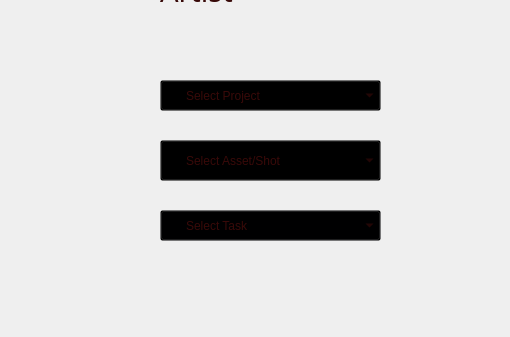
Qt form Python/Utilities/time_lord/ui/time_lord_clock.ui (SleepDeprivedVFX/t_sheets_listener) before a commit; both pictures show x 0 to 510 and y 470 to 807 of the 978 by 807 pixel window.
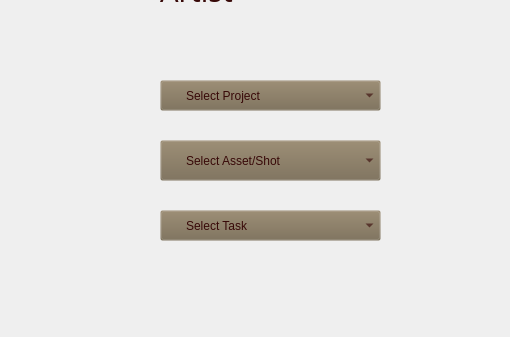
The same form after that commit. Icons and pictures are not drawn.

```diff
--- a/Python/Utilities/time_lord/ui/time_lord_clock.ui
+++ b/Python/Utilities/time_lord/ui/time_lord_clock.ui
@@ -56,7 +56,14 @@
 font: 16pt &quot;Calisto MT&quot;;
 color: rgb(56, 9, 8);
 background-repeat: none;
-background-color: rgba(0, 0, 0, 0);</string>
+background-color: rgba(118, 104, 79, 0);
+selection-background-color: rgba(118, 104, 79, 0);</string>
+    </property>
+    <property name="editable">
+     <bool>false</bool>
+    </property>
+    <property name="frame">
+     <bool>true</bool>
     </property>
     <item>
      <property name="text">
@@ -76,12 +83,13 @@
     <property name="styleSheet">
      <string notr="true">background-image: url(:/backgrounds/elements/entity_bg.png);
 background-repeat: none;
-background-color: rgba(0, 0, 0, 0);
+background-color: rgba(118, 104, 79, 0);
 padding-left: 25px;
 subcontrol-origin: padding;
 subcontrol-position: top right;
 font: 16pt &quot;Calisto MT&quot;;
-color: rgb(56, 9, 8);</string>
+color: rgb(56, 9, 8);
+selection-background-color: rgba(0, 0, 0, 0);</string>
     </property>
     <item>
      <property name="text">
@@ -101,12 +109,13 @@
     <property name="styleSheet">
      <string notr="true">background-image: url(:/backgrounds/elements/task_bg.png);
 background-repeat: none;
-background-color: rgba(0, 0, 1, 0);
+background-color: rgba(118, 104, 79, 0);
 padding-left: 25px;
 subcontrol-origin: padding;
 subcontrol-position: top right;
 font: 16pt &quot;Calisto MT&quot;;
-color: rgb(56, 9, 8);</string>
+color: rgb(56, 9, 8);
+selection-background-color: rgba(0, 0, 0, 0);</string>
     </property>
     <item>
      <property name="text">
```
Left out of the diff: 51 changed lines with no effect on the pictures.
